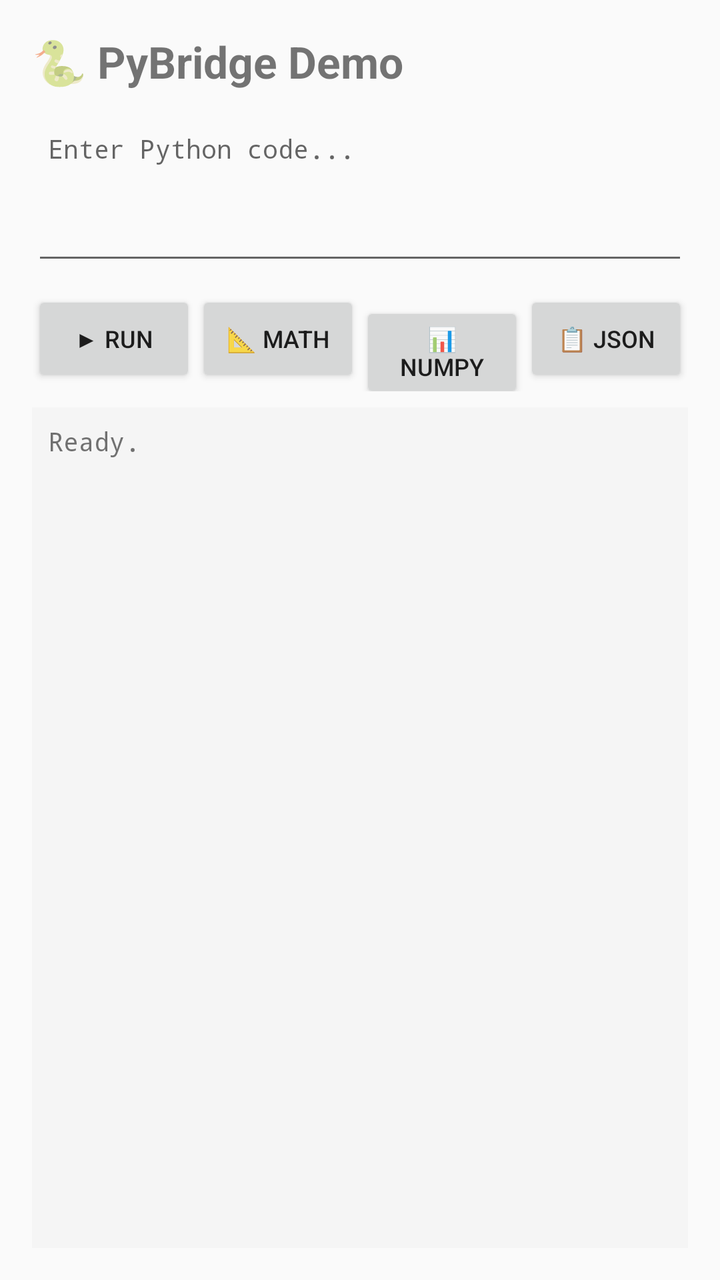
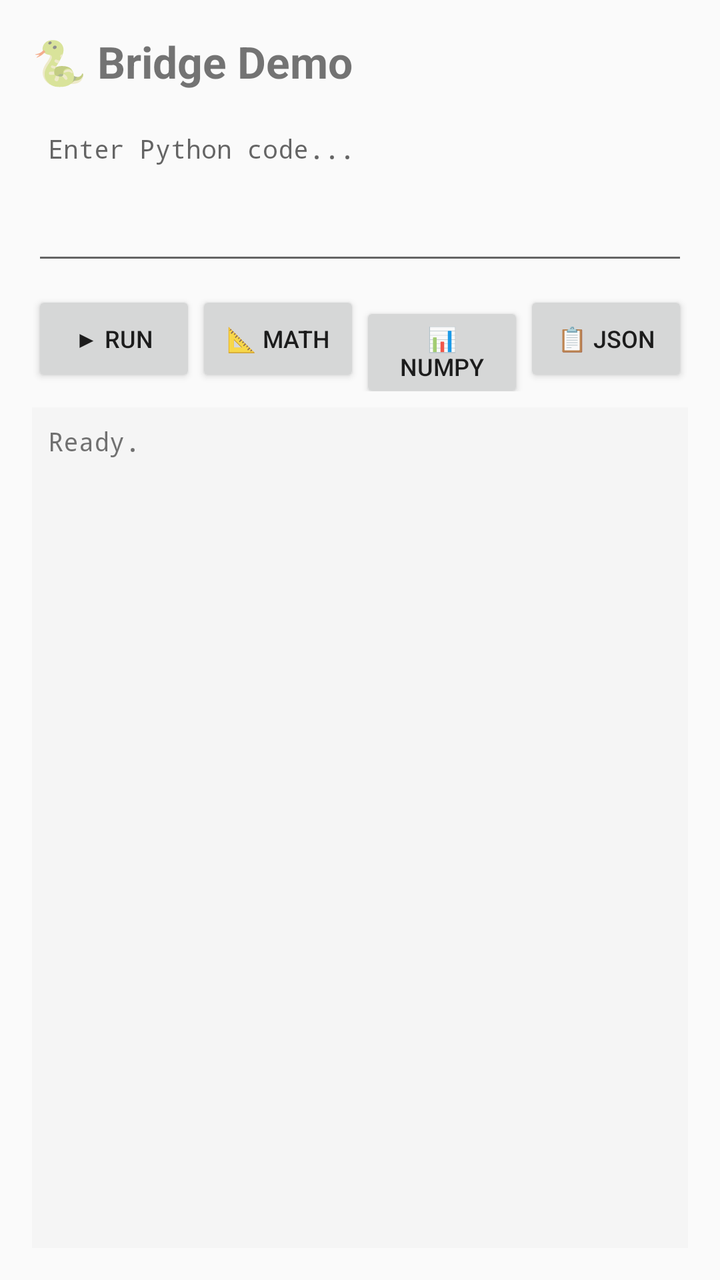

An Android layout rendered at two revisions. The XML below is the earlier revision; the diff shows what the commit changed to produce the second picture.
<!-- AndroidManifest.xml: application theme Theme.AppCompat.Light.DarkActionBar -->
<!-- res/layout/activity_demo.xml -->
<?xml version="1.0" encoding="utf-8"?>
<LinearLayout xmlns:android="http://schemas.android.com/apk/res/android"
    android:layout_width="match_parent"
    android:layout_height="match_parent"
    android:orientation="vertical"
    android:padding="16dp">

    <TextView
        android:layout_width="wrap_content"
        android:layout_height="wrap_content"
        android:text="🐍 PyBridge Demo"
        android:textSize="22sp"
        android:textStyle="bold"
        android:layout_marginBottom="12dp" />

    <EditText
        android:id="@+id/input_field"
        android:layout_width="match_parent"
        android:layout_height="80dp"
        android:hint="Enter Python code..."
        android:gravity="top"
        android:fontFamily="monospace"
        android:textSize="13sp"
        android:padding="8dp" />

    <LinearLayout
        android:layout_width="match_parent"
        android:layout_height="wrap_content"
        android:orientation="horizontal"
        android:layout_marginVertical="8dp">

        <Button
            android:id="@+id/btn_run"
            android:layout_width="0dp"
            android:layout_height="wrap_content"
            android:layout_weight="1"
            android:text="▶ Run"
            android:textSize="12sp" />

        <Button
            android:id="@+id/btn_math"
            android:layout_width="0dp"
            android:layout_height="wrap_content"
            android:layout_weight="1"
            android:text="📐 Math"
            android:textSize="12sp" />

        <Button
            android:id="@+id/btn_numpy"
            android:layout_width="0dp"
            android:layout_height="wrap_content"
            android:layout_weight="1"
            android:text="📊 NumPy"
            android:textSize="12sp" />

        <Button
            android:id="@+id/btn_json"
            android:layout_width="0dp"
            android:layout_height="wrap_content"
            android:layout_weight="1"
            android:text="📋 JSON"
            android:textSize="12sp" />
    </LinearLayout>

    <ScrollView
        android:layout_width="match_parent"
        android:layout_height="0dp"
        android:layout_weight="1"
        android:background="#F5F5F5"
        android:padding="8dp">

        <TextView
            android:id="@+id/result_text"
            android:layout_width="match_parent"
            android:layout_height="wrap_content"
            android:fontFamily="monospace"
            android:textSize="13sp"
            android:text="Ready." />
    </ScrollView>

</LinearLayout>
<!-- resources referenced by this layout -->
<resources>

</resources>

<!-- the commit's change to res/layout/activity_demo.xml (unified diff, before → after) -->
@@ -8,7 +8,7 @@
     <TextView
         android:layout_width="wrap_content"
         android:layout_height="wrap_content"
-        android:text="🐍 PyBridge Demo"
+        android:text="🐍 Bridge Demo"
         android:textSize="22sp"
         android:textStyle="bold"
         android:layout_marginBottom="12dp" />
